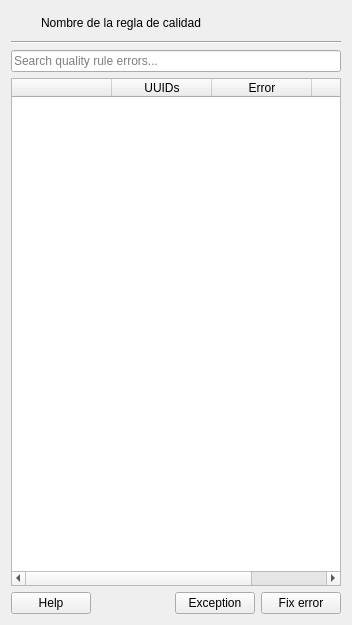
Before: the Qt Designer form asistente_ladm_col/ui/quality_rules/quality_rules_error_results_panel_widget.ui in SwissTierrasColombia/Asistente-LADM-COL, drawn with Qt 5.
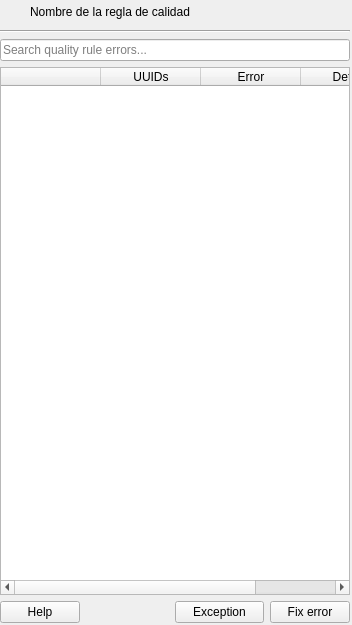
After: the same form once the commit is applied.

Commit message: [gui] In Quality Rules dock widget, add a control to get the results dir path from users; other minor fixes

The edit to the form file:
```diff
--- a/asistente_ladm_col/ui/quality_rules/quality_rules_error_results_panel_widget.ui
+++ b/asistente_ladm_col/ui/quality_rules/quality_rules_error_results_panel_widget.ui
@@ -14,6 +14,18 @@
    <string>Initial Panel Widget Quality Rules</string>
   </property>
   <layout class="QGridLayout" name="gridLayout">
+   <property name="leftMargin">
+    <number>0</number>
+   </property>
+   <property name="topMargin">
+    <number>0</number>
+   </property>
+   <property name="rightMargin">
+    <number>2</number>
+   </property>
+   <property name="bottomMargin">
+    <number>2</number>
+   </property>
    <item row="1" column="0">
     <widget class="Line" name="line">
      <property name="orientation">
@@ -100,6 +112,9 @@
      </item>
      <item>
       <widget class="QPushButton" name="btn_exception">
+       <property name="enabled">
+        <bool>true</bool>
+       </property>
        <property name="sizePolicy">
         <sizepolicy hsizetype="Expanding" vsizetype="Fixed">
          <horstretch>0</horstretch>
```
Left out of the diff: 2 changed lines with no effect on the pictures. The commit also changes 16 other files.
